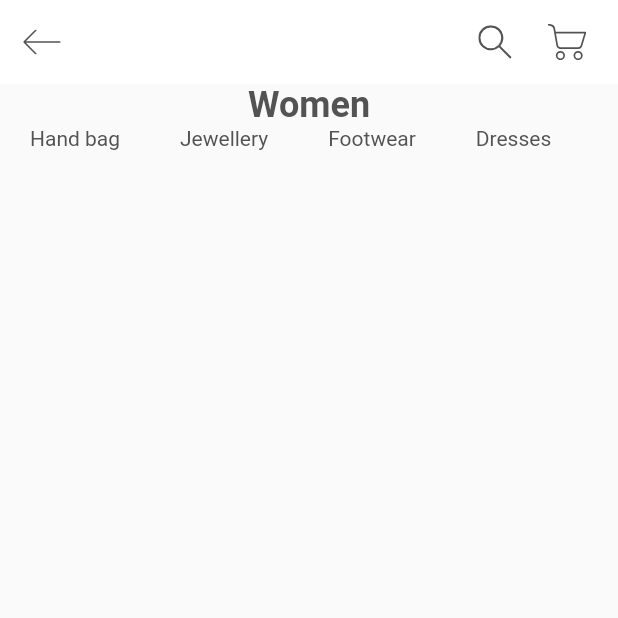
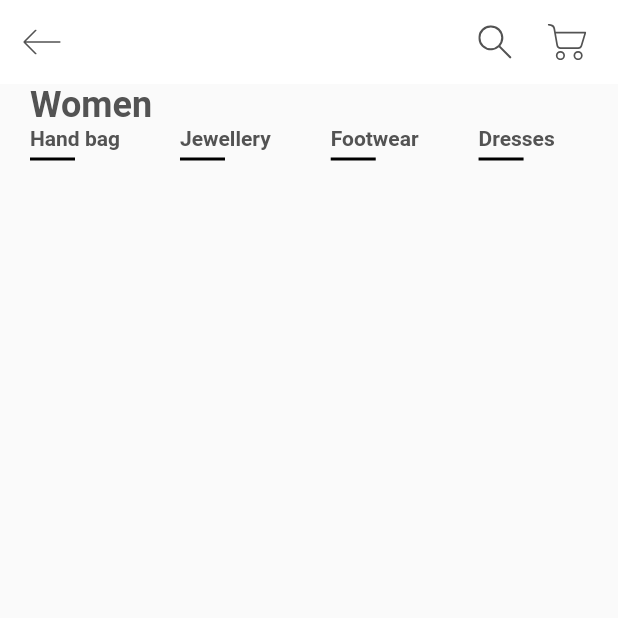
Before and after one commit to PawankumarPK/FlutterShioppingApp, a Flutter app: the screen it shows after launch, on a phone screen of 412 x 824 dp, the top half of it. Run offline on Flutter 3.47's test engine with Material 2 defaults, Android fonts, the phone set to English and light mode, and no system bars; our stand-ins replace flutter_svg.

Commit message:
changes in horizontal scrollbar

```diff
--- a/lib/components/body.dart
+++ b/lib/components/body.dart
@@ -5,13 +5,13 @@ class Body extends StatelessWidget {
   @override
   Widget build(BuildContext context) {
     return Column(
+      crossAxisAlignment: CrossAxisAlignment.start ,
       children: <Widget>[
         Padding(
           padding: const EdgeInsets.symmetric(horizontal: kDefaultPadding),
           child: Text(
             "Women",
-            style: Theme
-                .of(context)
+            style: Theme.of(context)
                 .textTheme
                 .headline5
                 .copyWith(fontWeight: FontWeight.bold),
@@ -41,16 +41,28 @@ class _CategoriesState extends State<Categories> {
       child: ListView.builder(
           scrollDirection: Axis.horizontal,
           itemCount: categories.length,
-          itemBuilder: (context, index) => buildCategory(index)
-      ),
+          itemBuilder: (context, index) => buildCategory(index)),
     );
   }
 
   Widget buildCategory(int index) {
     return Padding(
       padding: const EdgeInsets.symmetric(horizontal: kDefaultPadding),
-      child: Text(
-          categories[index]),
+      child: Column(
+        crossAxisAlignment: CrossAxisAlignment.start,
+        children: [
+          Text(
+            categories[index],
+            style: TextStyle(fontWeight: FontWeight.bold, color: kTextColor),
+          ),
+          Container(
+            margin: EdgeInsets.only(top: kDefaultPadding / 4),
+            height: 2,
+            width: 30,
+            color: Colors.black,
+          )
+        ],
+      ),
     );
   }
 }
```
